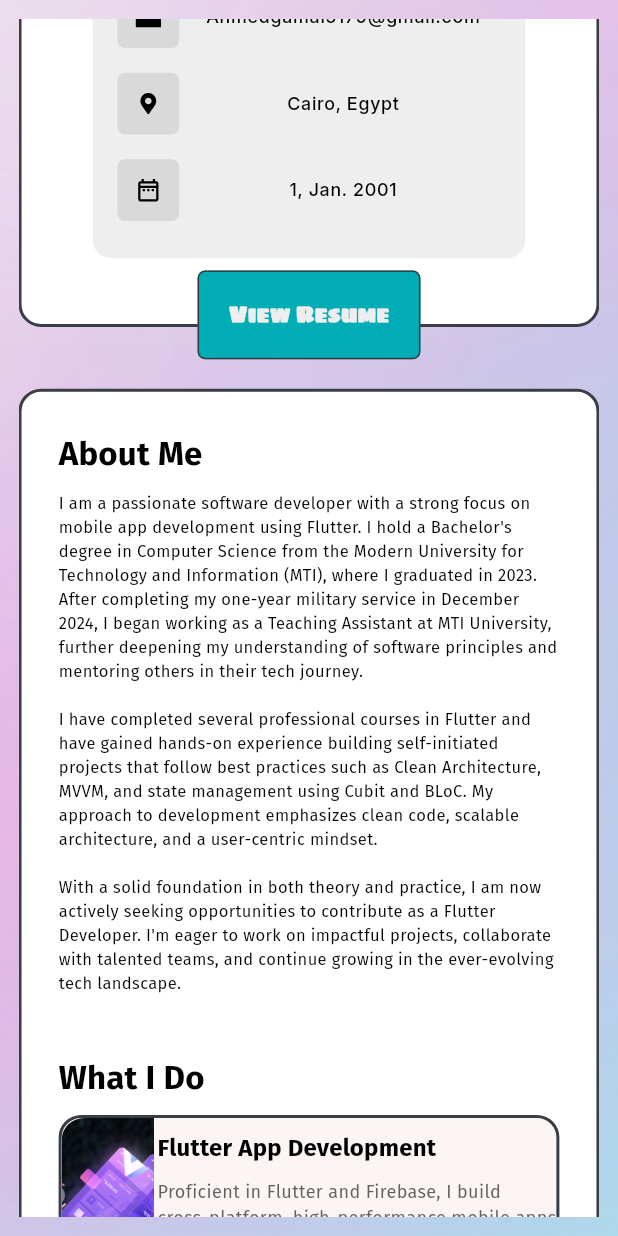
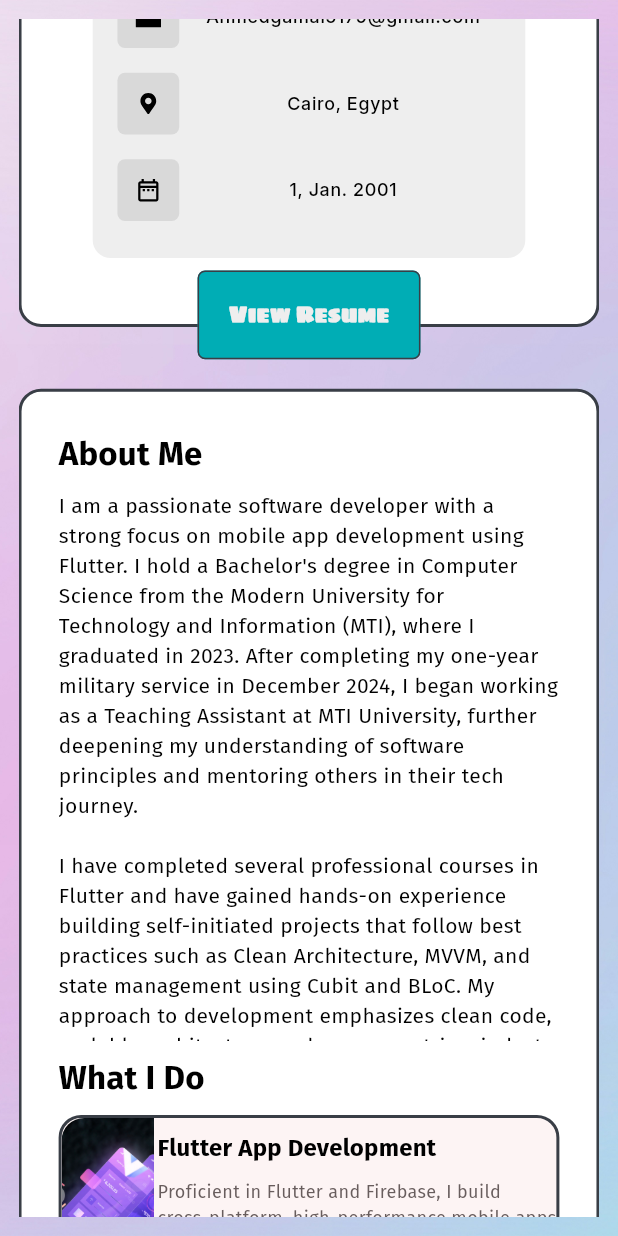
Before and after one commit to ahmed-gamal517/my_portfolio, a Flutter app: the screen it shows after launch, scrolled down 576 dp, on a phone screen of 412 x 824 dp. Run offline on Flutter 3.47's test engine with Material 3 defaults, Android fonts, the light colour scheme and no system bars; drawn by our look-alikes of auto_size_text; our stand-ins replace bloc, carousel_slider, flutter_bloc, flutter_svg, go_router, smooth_page_indicator; statements that could not run were skipped; project files that could hold a hidden picture were left out.

Commit message:
fixed and changed dark theme colors and few ui fixes

```diff
--- a/lib/core/constants/app_colors.dart
+++ b/lib/core/constants/app_colors.dart
@@ -2,11 +2,12 @@ import 'package:flutter/material.dart';
 
 class AppColors {
   static const lightBackground = Color(0xFFEEEEEE);
-  static const darkBackground = Color(0xFF131312);
+  static const darkBackground = Color(0xFF872341);
   static const lightContainerColor = Color(0xFFEEEEEE);
-  static const darkContainerColor = Color(0xFF000000);
+  static const darkContainerColor = Color(0xFF09122C);
   static const titleTextColor = Color(0xff393E46);
   static const btnColor = Color(0xff00ADB5);
   static const btnTextColor = Color(0xffEEEEEE);
   static const primarylightModeColor = Color(0xff00ADB5);
+  static const primarydarkModeColor = Color(0xff03346E);
 }
--- a/lib/core/utils/themes/app_themes.dart
+++ b/lib/core/utils/themes/app_themes.dart
@@ -30,17 +30,17 @@ class AppThemes {
         color: Colors.white,
       ), //Personal Title and info
       headlineMedium: AppTextStyles.sigmarBold, //Button
-      labelSmall: AppTextStyles.poppinsMedium.copyWith(
+      labelSmall: AppTextStyles.firaSansMedium.copyWith(
         color: Colors.white,
       ), //Page Info
-      titleMedium: AppTextStyles.poppinsBold.copyWith(
+      titleMedium: AppTextStyles.firaSansBold.copyWith(
         color: Colors.white,
       ), //About Me Title
-      bodyMedium: AppTextStyles.poppinsRegular.copyWith(
+      bodyMedium: AppTextStyles.firaSansRegular.copyWith(
         color: Colors.white,
       ), //About Me Body
-      bodyLarge: AppTextStyles.poppinsSemiBold.copyWith(color: Colors.white),
+      bodyLarge: AppTextStyles.firaSansSemiBold.copyWith(color: Colors.white),
     ),
-    primaryColor: AppColors.titleTextColor,
+    primaryColor: AppColors.darkBackground,
   );
 }
--- a/lib/features/home/presentation/widgets/about_me_section/about_me_section_body.dart
+++ b/lib/features/home/presentation/widgets/about_me_section/about_me_section_body.dart
@@ -23,11 +23,13 @@ class AboutMeSectionBody extends StatelessWidget {
           ),
           SizedBox(height: MediaQuery.of(context).size.height * 0.01),
           Expanded(
-            child: AutoSizeText(
-              AppStrings.aboutMeSectionBody,
-              maxFontSize: 20,
-              minFontSize: 8,
-              style: Theme.of(context).textTheme.bodyMedium,
+            child: SingleChildScrollView(
+              child: AutoSizeText(
+                AppStrings.aboutMeSectionBody,
+                maxFontSize: 20,
+                minFontSize: 12,
+                style: Theme.of(context).textTheme.bodyMedium,
+              ),
             ),
           ),
           SizedBox(height: MediaQuery.of(context).size.height * 0.01),
--- a/lib/features/home/presentation/widgets/about_me_section/custom_what_i_do_container.dart
+++ b/lib/features/home/presentation/widgets/about_me_section/custom_what_i_do_container.dart
@@ -1,5 +1,6 @@
 import 'package:flutter/material.dart';
 import 'package:flutter_bloc/flutter_bloc.dart';
+import 'package:my_portofolio/core/constants/app_colors.dart';
 import 'package:my_portofolio/features/home/presentation/view_model/theme_cubit/theme_cubit.dart';
 import 'package:my_portofolio/features/home/presentation/widgets/about_me_section/custom_what_i_do_container_body.dart';
 import 'package:my_portofolio/features/home/presentation/widgets/about_me_section/custom_what_i_do_image_widget.dart';
@@ -17,7 +18,7 @@ class CustomWhatIDoContainer extends StatelessWidget {
         border: Border.all(color: Theme.of(context).primaryColor, width: 2),
         color:
             BlocProvider.of<ThemeCubit>(context).isDark
-                ? const Color(0xff60594B)
+                ? AppColors.primarydarkModeColor
                 : const Color(0xffFDF4F4),
         borderRadius: BorderRadius.circular(15),
       ),
--- a/lib/features/home/presentation/widgets/custom_container.dart
+++ b/lib/features/home/presentation/widgets/custom_container.dart
@@ -1,5 +1,6 @@
 import 'package:flutter/material.dart';
 import 'package:flutter_bloc/flutter_bloc.dart';
+import 'package:my_portofolio/core/constants/app_colors.dart';
 import 'package:my_portofolio/features/home/presentation/view_model/theme_cubit/theme_cubit.dart';
 
 class CustomContainer extends StatelessWidget {
@@ -23,7 +24,7 @@ class CustomContainer extends StatelessWidget {
       decoration: BoxDecoration(
         color:
             BlocProvider.of<ThemeCubit>(context).isDark
-                ? const Color(0xff000000)
+                ? AppColors.darkContainerColor
                 : Colors.white,
         borderRadius: BorderRadius.circular(15),
         border: Border.all(color: Theme.of(context).primaryColor, width: 2),
--- a/lib/features/home/presentation/widgets/custom_home_screen_app_bar.dart
+++ b/lib/features/home/presentation/widgets/custom_home_screen_app_bar.dart
@@ -24,7 +24,9 @@ class CustomHomeScreenAppBar extends StatelessWidget {
             maxFontSize: 28,
             minFontSize: 24,
 
-            style: Theme.of(context).textTheme.titleLarge,
+            style: Theme.of(context).textTheme.titleLarge!.copyWith(
+              color: Theme.of(context).primaryColor,
+            ),
           ),
           InkWell(
             onTap: () {
--- a/lib/features/home/presentation/widgets/profile_info_section/custom_profile_info_button.dart
+++ b/lib/features/home/presentation/widgets/profile_info_section/custom_profile_info_button.dart
@@ -1,7 +1,9 @@
 import 'package:auto_size_text/auto_size_text.dart';
 import 'package:flutter/material.dart';
+import 'package:flutter_bloc/flutter_bloc.dart';
 import 'package:my_portofolio/core/constants/app_colors.dart';
 import 'package:my_portofolio/core/constants/app_strings.dart';
+import 'package:my_portofolio/features/home/presentation/view_model/theme_cubit/theme_cubit.dart';
 
 class CustomProfileInfoButton extends StatelessWidget {
   const CustomProfileInfoButton({super.key});
@@ -22,7 +24,10 @@ class CustomProfileInfoButton extends StatelessWidget {
       highlightElevation: 0,
       hoverElevation: 0,
       padding: EdgeInsets.all(MediaQuery.of(context).size.height * 0.025),
-      color: AppColors.btnColor,
+      color:
+          BlocProvider.of<ThemeCubit>(context).isDark
+              ? AppColors.primarydarkModeColor
+              : AppColors.btnColor,
       child: AutoSizeText(
         AppStrings.btnText,
         maxFontSize: 14,
--- a/lib/features/home/presentation/widgets/profile_info_section/profile_info_section_body.dart
+++ b/lib/features/home/presentation/widgets/profile_info_section/profile_info_section_body.dart
@@ -39,7 +39,7 @@ class ProfileInfoSectionBody extends StatelessWidget {
                   return CustomPersonalInfoContainer(
                     containerColor:
                         BlocProvider.of<ThemeCubit>(context).isDark
-                            ? const Color(0xff3B3729)
+                            ? AppColors.primarydarkModeColor
                             : AppColors.lightContainerColor,
                   );
                 },
```
Also changed, not shown: lib/features/home/presentation/widgets/page_info_section/page_info_custom_container.dart (+17 -6 lines).
